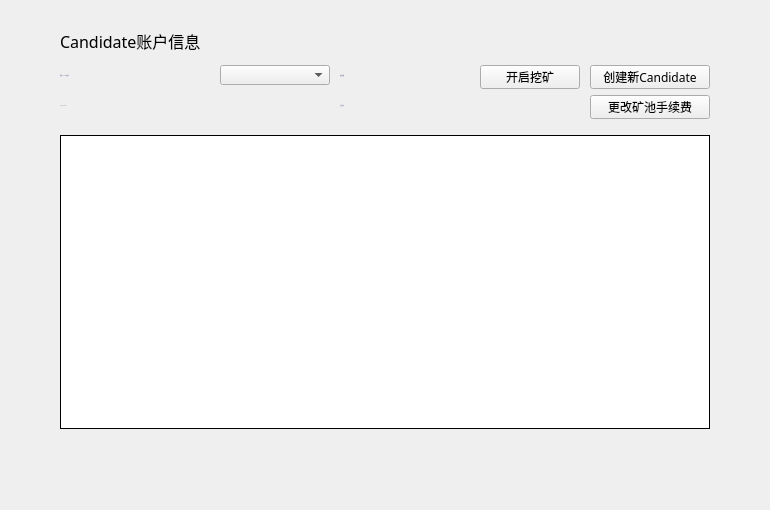
Whitecoin-Owner/Whitecoin-qt, file XWCWallet/citizen/CitizenAccountPage.ui: the form before one commit.
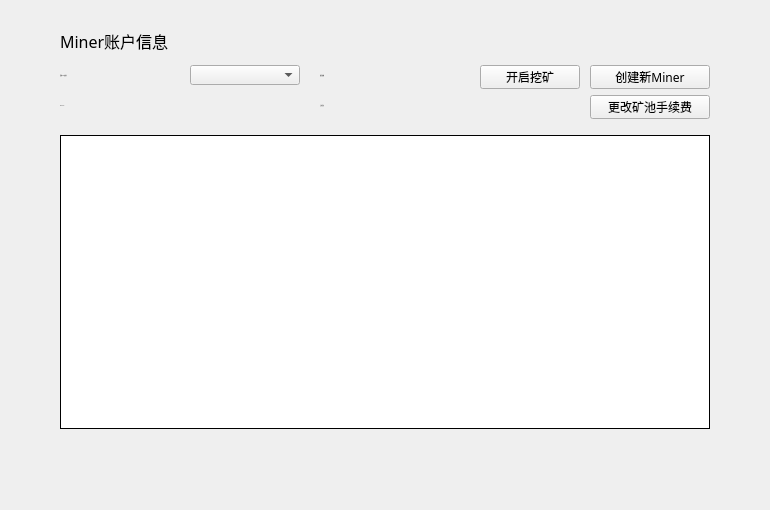
The form after the commit.

Patch:
```diff
--- a/XWCWallet/citizen/CitizenAccountPage.ui
+++ b/XWCWallet/citizen/CitizenAccountPage.ui
@@ -35,7 +35,7 @@
     <string notr="true"/>
    </property>
    <property name="text">
-    <string>Candidate账户信息</string>
+    <string>Miner账户信息</string>
    </property>
   </widget>
   <widget class="QLabel" name="label">
@@ -57,11 +57,11 @@
     </font>
    </property>
    <property name="styleSheet">
-    <string notr="true">QLabel{color: rgb(135,144,172);font: 14px &quot;微软雅黑&quot;;}
-</string>
+    <string notr="true">QLabel{color: rgb(80,80,80);
+font: 11px &quot;微软雅黑&quot;;}</string>
    </property>
    <property name="text">
-    <string>当前Candidate账号</string>
+    <string>当前Miner账号</string>
    </property>
    <property name="alignment">
     <set>Qt::AlignLeading|Qt::AlignLeft|Qt::AlignVCenter</set>
@@ -70,7 +70,7 @@
   <widget class="QComboBox" name="accountComboBox">
    <property name="geometry">
     <rect>
-     <x>220</x>
+     <x>190</x>
      <y>65</y>
      <width>110</width>
      <height>20</height>
@@ -109,11 +109,11 @@
     </font>
    </property>
    <property name="styleSheet">
-    <string notr="true">QLabel{color: rgb(135,144,172);font: 14px &quot;微软雅黑&quot;;}
-</string>
+    <string notr="true">QLabel{color: rgb(80,80,80);
+font: 11px &quot;微软雅黑&quot;;}</string>
    </property>
    <property name="text">
-    <string>CANDIDATE ID</string>
+    <string>MINER ID</string>
    </property>
    <property name="alignment">
     <set>Qt::AlignLeading|Qt::AlignLeft|Qt::AlignVCenter</set>
@@ -122,7 +122,7 @@
   <widget class="QLabel" name="idLabel">
    <property name="geometry">
     <rect>
-     <x>220</x>
+     <x>190</x>
      <y>95</y>
      <width>100</width>
      <height>20</height>
@@ -138,8 +138,8 @@
     </font>
    </property>
    <property name="styleSheet">
-    <string notr="true">QLabel{color: rgb(135,144,172);font: 14px &quot;微软雅黑&quot;;}
-</string>
+    <string notr="true">QLabel{color: rgb(80,80,80);
+font: 11px &quot;微软雅黑&quot;;}</string>
    </property>
    <property name="text">
     <string/>
@@ -268,13 +268,13 @@
     <string notr="true"/>
    </property>
    <property name="text">
-    <string>创建新Candidate</string>
+    <string>创建新Miner</string>
    </property>
   </widget>
   <widget class="QLabel" name="totalProducedLabel2">
    <property name="geometry">
     <rect>
-     <x>340</x>
+     <x>320</x>
      <y>65</y>
      <width>70</width>
      <height>20</height>
@@ -290,8 +290,8 @@
     </font>
    </property>
    <property name="styleSheet">
-    <string notr="true">QLabel{color: rgb(135,144,172);font: 14px &quot;微软雅黑&quot;;}
-</string>
+    <string notr="true">QLabel{color: rgb(80,80,80);
+font: 11px &quot;微软雅黑&quot;;}</string>
    </property>
    <property name="text">
     <string>总出块数</string>
@@ -303,7 +303,7 @@
   <widget class="QLabel" name="totalProducedLabel">
    <property name="geometry">
     <rect>
-     <x>410</x>
+     <x>380</x>
      <y>65</y>
      <width>70</width>
      <height>20</height>
@@ -319,8 +319,8 @@
     </font>
    </property>
    <property name="styleSheet">
-    <string notr="true">QLabel{color: rgb(135,144,172);font: 14px &quot;微软雅黑&quot;;}
-</string>
+    <string notr="true">QLabel{color: rgb(80,80,80);
+font: 11px &quot;微软雅黑&quot;;}</string>
    </property>
    <property name="text">
     <string/>
@@ -332,7 +332,7 @@
   <widget class="QLabel" name="lastBlockLabel2">
    <property name="geometry">
     <rect>
-     <x>340</x>
+     <x>320</x>
      <y>95</y>
      <width>70</width>
      <height>20</height>
@@ -348,8 +348,8 @@
     </font>
    </property>
    <property name="styleSheet">
-    <string notr="true">QLabel{color: rgb(135,144,172);font: 14px &quot;微软雅黑&quot;;}
-</string>
+    <string notr="true">QLabel{color: rgb(80,80,80);
+font: 11px &quot;微软雅黑&quot;;}</string>
    </property>
    <property name="text">
     <string>上次出块</string>
@@ -361,7 +361,7 @@
   <widget class="QLabel" name="lastBlockLabel">
    <property name="geometry">
     <rect>
-     <x>410</x>
+     <x>380</x>
      <y>95</y>
      <width>100</width>
      <height>20</height>
@@ -377,8 +377,8 @@
     </font>
    </property>
    <property name="styleSheet">
-    <string notr="true">QLabel{color: rgb(135,144,172);font: 14px &quot;微软雅黑&quot;;}
-</string>
+    <string notr="true">QLabel{color: rgb(80,80,80);
+font: 11px &quot;微软雅黑&quot;;}</string>
    </property>
    <property name="text">
     <string/>
```
